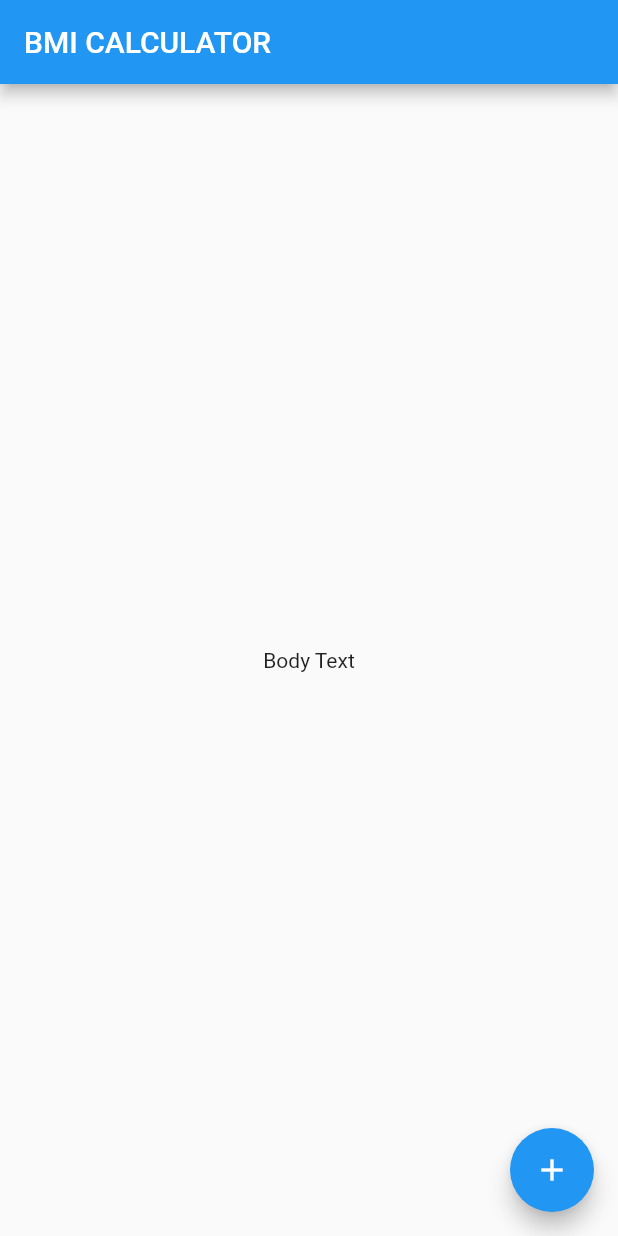
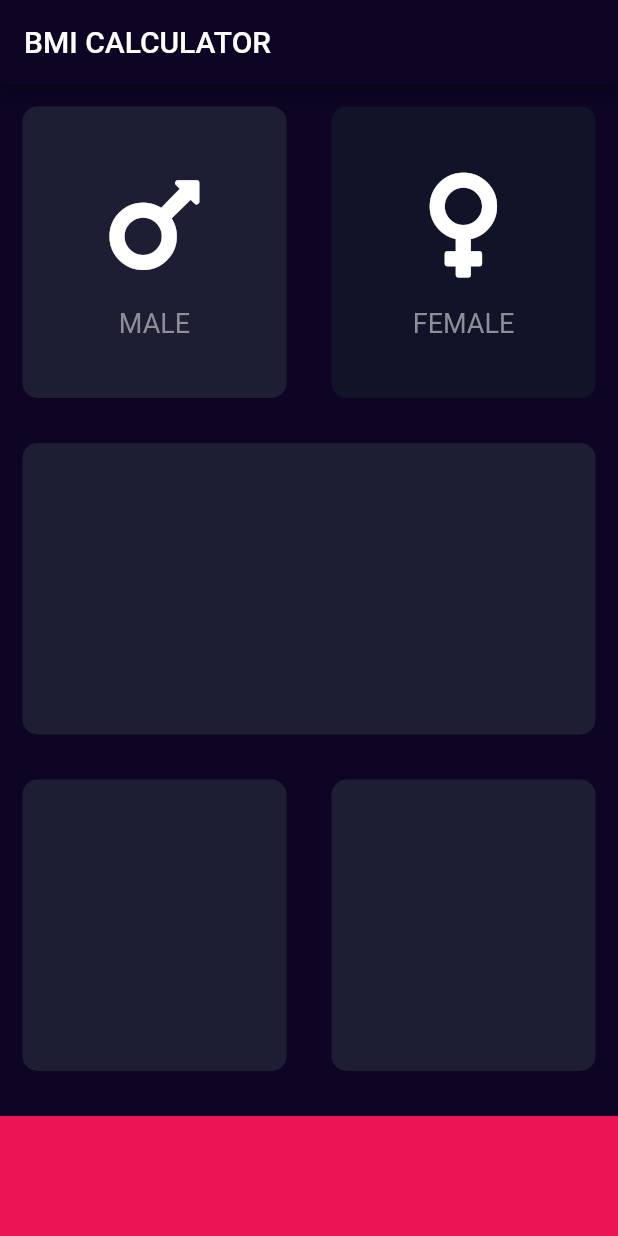
Before and after one commit to NishadVadgama/bmi-calculator-flutter, a Flutter app: the screen it shows after launch, on a phone screen of 412 x 824 dp. Run offline on Flutter 3.47's test engine with Material 2 defaults, Android fonts, the phone set to English and light mode, and no system bars; our stand-ins replace font_awesome_flutter.

Commit message:
Input page added, ui updated

```diff
--- a/lib/main.dart
+++ b/lib/main.dart
@@ -1,4 +1,6 @@
 import 'package:flutter/material.dart';
+
+import 'pages/input_page.dart';
 
 void main() => runApp(BMICalculator());
 
@@ -6,29 +8,11 @@ class BMICalculator extends StatelessWidget {
   @override
   Widget build(BuildContext context) {
     return MaterialApp(
+      theme: ThemeData.dark().copyWith(
+        primaryColor: Color(0xFF0D0523),
+        scaffoldBackgroundColor: Color(0xFF0D0523),
+      ),
       home: InputPage(),
     );
   }
 }
-
-class InputPage extends StatefulWidget {
-  @override
-  _InputPageState createState() => _InputPageState();
-}
-
-class _InputPageState extends State<InputPage> {
-  @override
-  Widget build(BuildContext context) {
-    return Scaffold(
-      appBar: AppBar(
-        title: Text('BMI CALCULATOR'),
-      ),
-      body: Center(
-        child: Text('Body Text'),
-      ),
-      floatingActionButton: FloatingActionButton(
-        child: Icon(Icons.add),
-      ),
-    );
-  }
-}
--- /dev/null
+++ b/lib/pages/input_page.dart
@@ -0,0 +1,109 @@
+import 'package:flutter/material.dart';
+import 'package:font_awesome_flutter/font_awesome_flutter.dart';
+
+import '../widgets/icon_content.dart';
+import '../widgets/reusable_card.dart';
+
+enum Gender {
+  male,
+  female,
+}
+
+const bottomContainerHeight = 80.0;
+const activeCardBackgroundColor = Color(0xFF1D1E33);
+const inactiveCardBackgroundColor = Color(0xFF111328);
+const bottomContainerBackgroundColor = Color(0xFFEB1555);
+
+class InputPage extends StatefulWidget {
+  @override
+  _InputPageState createState() => _InputPageState();
+}
+
+class _InputPageState extends State<InputPage> {
+  Gender selectedGender = Gender.male;
+
+  @override
+  Widget build(BuildContext context) {
+    return Scaffold(
+      appBar: AppBar(
+        title: Text('BMI CALCULATOR'),
+      ),
+      body: Column(
+        children: <Widget>[
+          Expanded(
+            child: Row(
+              crossAxisAlignment: CrossAxisAlignment.stretch,
+              children: <Widget>[
+                Expanded(
+                  child: GestureDetector(
+                    onTap: () {
+                      setState(() {
+                        selectedGender = Gender.male;
+                      });
+                    },
+                    child: ReusableCard(
+                      color: selectedGender == Gender.male
+                          ? activeCardBackgroundColor
+                          : inactiveCardBackgroundColor,
+                      child: IconContent(
+                        iconData: FontAwesomeIcons.mars,
+                        title: 'MALE',
+                      ),
+                    ),
+                  ),
+                ),
+                Expanded(
+                  child: GestureDetector(
+                    onTap: () {
+                      setState(() {
+                        selectedGender = Gender.female;
+                      });
+                    },
+                    child: ReusableCard(
+                      color: selectedGender == Gender.female
+                          ? activeCardBackgroundColor
+                          : inactiveCardBackgroundColor,
+                      child: IconContent(
+                        iconData: FontAwesomeIcons.venus,
+                        title: 'FEMALE',
+                      ),
+                    ),
+                  ),
+                )
+              ],
+            ),
+          ),
+          Expanded(
+            child: Row(
+              crossAxisAlignment: CrossAxisAlignment.stretch,
+              mainAxisSize: MainAxisSize.max,
+              children: <Widget>[
+                Expanded(
+                  child: ReusableCard(color: activeCardBackgroundColor),
+                )
+              ],
+            ),
+          ),
+          Expanded(
+            child: Row(
+              children: <Widget>[
+                Expanded(
+                  child: ReusableCard(color: activeCardBackgroundColor),
+                ),
+                Expanded(
+                  child: ReusableCard(color: activeCardBackgroundColor),
+                )
+              ],
+            ),
+          ),
+          Container(
+            height: bottomContainerHeight,
+            width: double.infinity,
+            color: bottomContainerBackgroundColor,
+            margin: EdgeInsets.only(top: 15.0),
+          )
+        ],
+      ),
+    );
+  }
+}
--- /dev/null
+++ b/lib/widgets/icon_content.dart
@@ -0,0 +1,33 @@
+import 'package:flutter/material.dart';
+
+const titleStyle = TextStyle(
+  fontSize: 18.0,
+  color: Color(0xFF8D8E98),
+);
+
+class IconContent extends StatelessWidget {
+  IconContent({this.iconData, this.title});
+
+  final IconData iconData;
+  final String title;
+
+  @override
+  Widget build(BuildContext context) {
+    return Column(
+      mainAxisAlignment: MainAxisAlignment.center,
+      children: <Widget>[
+        Icon(
+          iconData,
+          size: 80.0,
+        ),
+        SizedBox(
+          height: 15.0,
+        ),
+        Text(
+          title,
+          style: titleStyle,
+        )
+      ],
+    );
+  }
+}
--- /dev/null
+++ b/lib/widgets/reusable_card.dart
@@ -0,0 +1,20 @@
+import 'package:flutter/material.dart';
+
+class ReusableCard extends StatelessWidget {
+  ReusableCard({@required this.color, this.child});
+
+  final Color color;
+  final Widget child;
+
+  @override
+  Widget build(BuildContext context) {
+    return Container(
+      child: child,
+      decoration: BoxDecoration(
+        color: color,
+        borderRadius: BorderRadius.circular(10.0),
+      ),
+      margin: EdgeInsets.all(15.0),
+    );
+  }
+}
--- a/pubspec.yaml
+++ b/pubspec.yaml
@@ -11,6 +11,7 @@ dependencies:
     sdk: flutter
 
   cupertino_icons: ^0.1.2
+  font_awesome_flutter: ^8.8.1
 
 dev_dependencies:
   flutter_test:
```
